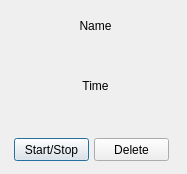
This is Lab 2/untitled/timerwidget.ui in Afohtim/OOP-oof- as Qt 5 draws it before an edit. The edited form follows.
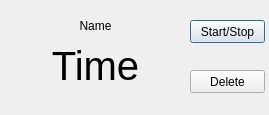
This is the edited form.

Commit message: addend list of timers as widgets

Diff of the .ui file:
```diff
--- a/Lab 2/untitled/timerwidget.ui
+++ b/Lab 2/untitled/timerwidget.ui
@@ -6,8 +6,8 @@
    <rect>
     <x>0</x>
     <y>0</y>
-    <width>187</width>
-    <height>174</height>
+    <width>269</width>
+    <height>115</height>
    </rect>
   </property>
   <property name="windowTitle">
@@ -16,8 +16,8 @@
   <widget class="QPushButton" name="changeModeButton">
    <property name="geometry">
     <rect>
-     <x>14</x>
-     <y>138</y>
+     <x>190</x>
+     <y>20</y>
      <width>75</width>
      <height>23</height>
     </rect>
@@ -29,8 +29,8 @@
   <widget class="QPushButton" name="deleteButton">
    <property name="geometry">
     <rect>
-     <x>94</x>
-     <y>138</y>
+     <x>190</x>
+     <y>70</y>
      <width>75</width>
      <height>23</height>
     </rect>
@@ -43,11 +43,16 @@
    <property name="geometry">
     <rect>
      <x>10</x>
-     <y>50</y>
+     <y>30</y>
      <width>171</width>
      <height>71</height>
     </rect>
    </property>
+   <property name="font">
+    <font>
+     <pointsize>30</pointsize>
+    </font>
+   </property>
    <property name="text">
     <string>Time</string>
    </property>
```
The commit also changes 6 other files.
